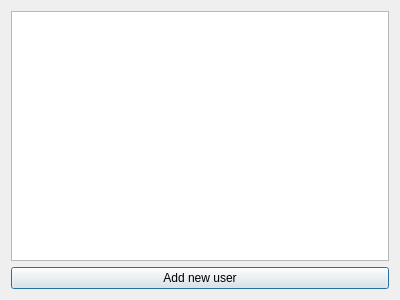
The window that InformationSecurityLab1/formuserlist.ui (Jambo-TimDevelopment/University_InformationSecurity) describes before a commit, drawn with Qt 5.
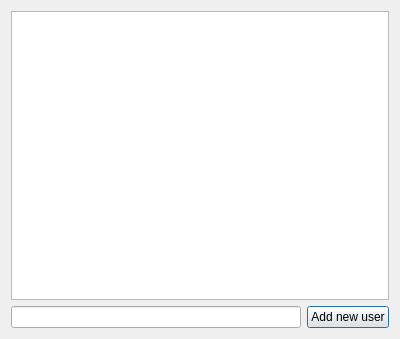
The same window after the commit.

Commit message: make feature for add users

```diff
--- a/InformationSecurityLab1/formuserlist.ui
+++ b/InformationSecurityLab1/formuserlist.ui
@@ -7,7 +7,7 @@
     <x>0</x>
     <y>0</y>
     <width>400</width>
-    <height>300</height>
+    <height>339</height>
    </rect>
   </property>
   <property name="windowTitle">
@@ -18,11 +18,18 @@
     <widget class="QListView" name="listView"/>
    </item>
    <item>
-    <widget class="QPushButton" name="pushButton_AddNewUser">
+    <layout class="QHBoxLayout" name="horizontalLayout_2">
+     <item>
+      <widget class="QLineEdit" name="lineEdit"/>
+     </item>
+     <item>
+      <widget class="QPushButton" name="pushButton">
      <property name="text">
       <string>Add new user</string>
      </property>
     </widget>
+     </item>
+    </layout>
    </item>
   </layout>
  </widget>
```
Lines whose indentation alone changed are shown as unchanged. The commit also changes 8 other files.
